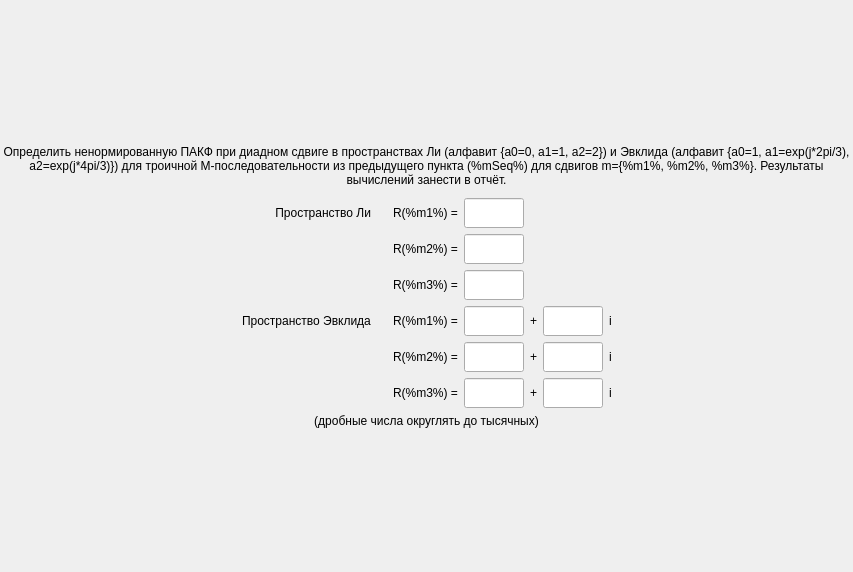
Before: the Qt Designer form task/screentask6.ui in bukhmastov/kpsp, drawn with Qt 5.
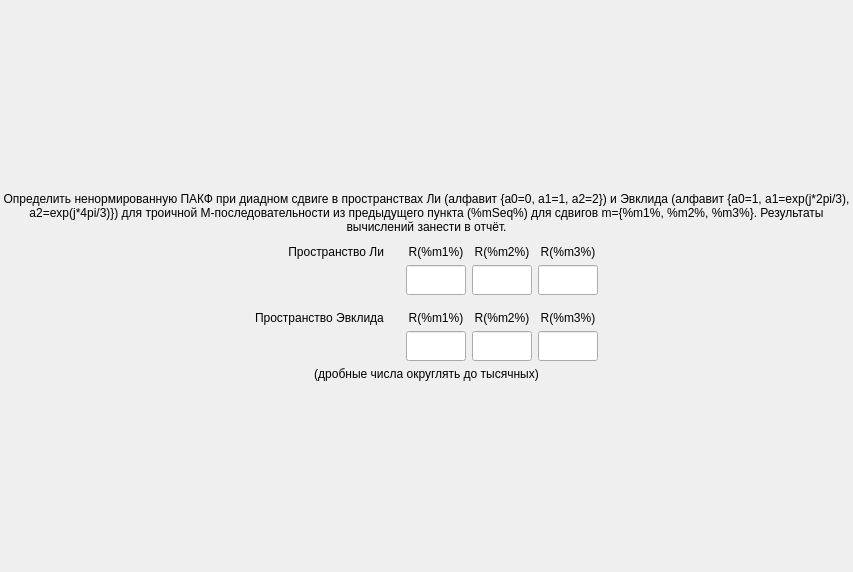
After: the same form once the commit is applied.

Patch:
```diff
--- a/task/screentask6.ui
+++ b/task/screentask6.ui
@@ -74,77 +74,214 @@
       </spacer>
      </item>
      <item>
-      <layout class="QGridLayout" name="_2">
+      <layout class="QGridLayout" name="_3">
+       <item row="0" column="1">
+        <widget class="QLabel" name="label_7">
+         <property name="styleSheet">
+          <string notr="true">font: 75 14pt &quot;MS Shell Dlg 2&quot;;</string>
+         </property>
+         <property name="text">
+          <string>Пространство Ли</string>
+         </property>
+         <property name="alignment">
+          <set>Qt::AlignRight|Qt::AlignTrailing|Qt::AlignVCenter</set>
+         </property>
+         <property name="wordWrap">
+          <bool>true</bool>
+         </property>
+        </widget>
+       </item>
+       <item row="0" column="3">
+        <widget class="QLabel" name="labelLIm1">
+         <property name="styleSheet">
+          <string notr="true">font: 75 14pt &quot;MS Shell Dlg 2&quot;;</string>
+         </property>
+         <property name="text">
+          <string>R(%m1%)</string>
+         </property>
+         <property name="alignment">
+          <set>Qt::AlignCenter</set>
+         </property>
+         <property name="wordWrap">
+          <bool>true</bool>
+         </property>
+        </widget>
+       </item>
+       <item row="0" column="0">
+        <spacer name="horizontalSpacer_11">
+         <property name="orientation">
+          <enum>Qt::Horizontal</enum>
+         </property>
+         <property name="sizeHint" stdset="0">
+          <size>
+           <width>0</width>
+           <height>0</height>
+          </size>
+         </property>
+        </spacer>
+       </item>
+       <item row="1" column="0">
+        <spacer name="horizontalSpacer_27">
+         <property name="orientation">
+          <enum>Qt::Horizontal</enum>
+         </property>
+         <property name="sizeHint" stdset="0">
+          <size>
+           <width>0</width>
+           <height>0</height>
+          </size>
+         </property>
+        </spacer>
+       </item>
+       <item row="0" column="5">
+        <widget class="QLabel" name="labelLIm3">
+         <property name="styleSheet">
+          <string notr="true">font: 75 14pt &quot;MS Shell Dlg 2&quot;;</string>
+         </property>
+         <property name="text">
+          <string>R(%m3%)</string>
+         </property>
+         <property name="alignment">
+          <set>Qt::AlignCenter</set>
+         </property>
+         <property name="wordWrap">
+          <bool>true</bool>
+         </property>
+        </widget>
+       </item>
+       <item row="1" column="2">
+        <spacer name="horizontalSpacer_28">
+         <property name="orientation">
+          <enum>Qt::Horizontal</enum>
+         </property>
+         <property name="sizeType">
+          <enum>QSizePolicy::Minimum</enum>
+         </property>
+         <property name="sizeHint" stdset="0">
+          <size>
+           <width>16</width>
+           <height>0</height>
+          </size>
+         </property>
+        </spacer>
+       </item>
+       <item row="4" column="2">
+        <spacer name="horizontalSpacer_29">
+         <property name="orientation">
+          <enum>Qt::Horizontal</enum>
+         </property>
+         <property name="sizeType">
+          <enum>QSizePolicy::Minimum</enum>
+         </property>
+         <property name="sizeHint" stdset="0">
+          <size>
+           <width>16</width>
+           <height>0</height>
+          </size>
+         </property>
+        </spacer>
+       </item>
+       <item row="0" column="4">
+        <widget class="QLabel" name="labelLIm2">
+         <property name="styleSheet">
+          <string notr="true">font: 75 14pt &quot;MS Shell Dlg 2&quot;;</string>
+         </property>
+         <property name="text">
+          <string>R(%m2%)</string>
+         </property>
+         <property name="alignment">
+          <set>Qt::AlignCenter</set>
+         </property>
+         <property name="wordWrap">
+          <bool>true</bool>
+         </property>
+        </widget>
+       </item>
+       <item row="0" column="2">
+        <spacer name="horizontalSpacer_30">
+         <property name="orientation">
+          <enum>Qt::Horizontal</enum>
+         </property>
+         <property name="sizeType">
+          <enum>QSizePolicy::Minimum</enum>
+         </property>
+         <property name="sizeHint" stdset="0">
+          <size>
+           <width>16</width>
+           <height>0</height>
+          </size>
+         </property>
+        </spacer>
+       </item>
+       <item row="1" column="6">
+        <spacer name="horizontalSpacer_12">
+         <property name="orientation">
+          <enum>Qt::Horizontal</enum>
+         </property>
+         <property name="sizeHint" stdset="0">
+          <size>
+           <width>0</width>
+           <height>0</height>
+          </size>
+         </property>
+        </spacer>
+       </item>
+       <item row="4" column="6">
+        <spacer name="horizontalSpacer_31">
+         <property name="orientation">
+          <enum>Qt::Horizontal</enum>
+         </property>
+         <property name="sizeHint" stdset="0">
+          <size>
+           <width>0</width>
+           <height>0</height>
+          </size>
+         </property>
+        </spacer>
+       </item>
+       <item row="1" column="5">
+        <widget class="QLineEdit" name="inputLIm3">
+         <property name="sizePolicy">
+          <sizepolicy hsizetype="Fixed" vsizetype="Fixed">
+           <horstretch>0</horstretch>
+           <verstretch>0</verstretch>
+          </sizepolicy>
+         </property>
+         <property name="minimumSize">
+          <size>
+           <width>60</width>
+           <height>30</height>
+          </size>
+         </property>
+         <property name="maximumSize">
+          <size>
+           <width>30</width>
+           <height>30</height>
+          </size>
+         </property>
+         <property name="styleSheet">
+          <string notr="true">font: 12pt &quot;MS Shell Dlg 2&quot;;</string>
+         </property>
+         <property name="alignment">
+          <set>Qt::AlignCenter</set>
+         </property>
+        </widget>
+       </item>
+       <item row="0" column="6">
+        <spacer name="horizontalSpacer_32">
+         <property name="orientation">
+          <enum>Qt::Horizontal</enum>
+         </property>
+         <property name="sizeHint" stdset="0">
+          <size>
+           <width>0</width>
+           <height>0</height>
+          </size>
+         </property>
+        </spacer>
+       </item>
        <item row="1" column="1">
-        <spacer name="horizontalSpacer_26">
-         <property name="orientation">
-          <enum>Qt::Horizontal</enum>
-         </property>
-         <property name="sizeType">
-          <enum>QSizePolicy::Minimum</enum>
-         </property>
-         <property name="sizeHint" stdset="0">
-          <size>
-           <width>0</width>
-           <height>0</height>
-          </size>
-         </property>
-        </spacer>
-       </item>
-       <item row="5" column="3">
-        <widget class="QLabel" name="labelEVm3">
-         <property name="styleSheet">
-          <string notr="true">font: 75 14pt &quot;MS Shell Dlg 2&quot;;</string>
-         </property>
-         <property name="text">
-          <string>R(%m3%) =</string>
-         </property>
-         <property name="alignment">
-          <set>Qt::AlignCenter</set>
-         </property>
-         <property name="wordWrap">
-          <bool>true</bool>
-         </property>
-        </widget>
-       </item>
-       <item row="2" column="1">
-        <spacer name="horizontalSpacer_25">
-         <property name="orientation">
-          <enum>Qt::Horizontal</enum>
-         </property>
-         <property name="sizeType">
-          <enum>QSizePolicy::Minimum</enum>
-         </property>
-         <property name="sizeHint" stdset="0">
-          <size>
-           <width>0</width>
-           <height>0</height>
-          </size>
-         </property>
-        </spacer>
-       </item>
-       <item row="4" column="7">
-        <widget class="QLabel" name="label_3">
-         <property name="styleSheet">
-          <string notr="true">font: 14pt &quot;MS Shell Dlg 2&quot;;</string>
-         </property>
-         <property name="text">
-          <string>i</string>
-         </property>
-        </widget>
-       </item>
-       <item row="4" column="5">
-        <widget class="QLabel" name="label_6">
-         <property name="styleSheet">
-          <string notr="true">font: 14pt &quot;MS Shell Dlg 2&quot;;</string>
-         </property>
-         <property name="text">
-          <string>+</string>
-         </property>
-        </widget>
-       </item>
-       <item row="5" column="1">
-        <spacer name="horizontalSpacer_24">
+        <spacer name="horizontalSpacer_33">
          <property name="orientation">
           <enum>Qt::Horizontal</enum>
          </property>
@@ -187,201 +324,164 @@
          </property>
         </widget>
        </item>
-       <item row="4" column="1">
-        <spacer name="horizontalSpacer_23">
-         <property name="orientation">
-          <enum>Qt::Horizontal</enum>
-         </property>
-         <property name="sizeType">
-          <enum>QSizePolicy::Minimum</enum>
-         </property>
-         <property name="sizeHint" stdset="0">
-          <size>
-           <width>0</width>
-           <height>0</height>
-          </size>
-         </property>
-        </spacer>
-       </item>
-       <item row="5" column="7">
-        <widget class="QLabel" name="label_10">
-         <property name="styleSheet">
-          <string notr="true">font: 14pt &quot;MS Shell Dlg 2&quot;;</string>
-         </property>
-         <property name="text">
-          <string>i</string>
-         </property>
-        </widget>
-       </item>
-       <item row="2" column="8">
-        <spacer name="horizontalSpacer_6">
-         <property name="orientation">
-          <enum>Qt::Horizontal</enum>
-         </property>
-         <property name="sizeHint" stdset="0">
-          <size>
-           <width>0</width>
-           <height>0</height>
-          </size>
-         </property>
-        </spacer>
-       </item>
        <item row="1" column="3">
-        <widget class="QLabel" name="labelLIm2">
+        <widget class="QLineEdit" name="inputLIm1">
+         <property name="sizePolicy">
+          <sizepolicy hsizetype="Fixed" vsizetype="Fixed">
+           <horstretch>0</horstretch>
+           <verstretch>0</verstretch>
+          </sizepolicy>
+         </property>
+         <property name="minimumSize">
+          <size>
+           <width>60</width>
+           <height>30</height>
+          </size>
+         </property>
+         <property name="maximumSize">
+          <size>
+           <width>30</width>
+           <height>30</height>
+          </size>
+         </property>
          <property name="styleSheet">
-          <string notr="true">font: 75 14pt &quot;MS Shell Dlg 2&quot;;</string>
-         </property>
-         <property name="text">
-          <string>R(%m2%) =</string>
+          <string notr="true">font: 12pt &quot;MS Shell Dlg 2&quot;;</string>
          </property>
          <property name="alignment">
           <set>Qt::AlignCenter</set>
          </property>
-         <property name="wordWrap">
-          <bool>true</bool>
-         </property>
         </widget>
        </item>
-       <item row="0" column="8">
-        <spacer name="horizontalSpacer_3">
+       <item row="2" column="5">
+        <spacer name="verticalSpacer_9">
          <property name="orientation">
-          <enum>Qt::Horizontal</enum>
+          <enum>Qt::Vertical</enum>
+         </property>
+         <property name="sizeType">
+          <enum>QSizePolicy::Minimum</enum>
          </property>
          <property name="sizeHint" stdset="0">
           <size>
            <width>0</width>
-           <height>0</height>
+           <height>10</height>
           </size>
          </property>
         </spacer>
        </item>
        <item row="2" column="4">
-        <widget class="QLineEdit" name="inputLIm3">
-         <property name="sizePolicy">
-          <sizepolicy hsizetype="Fixed" vsizetype="Fixed">
-           <horstretch>0</horstretch>
-           <verstretch>0</verstretch>
-          </sizepolicy>
+        <spacer name="verticalSpacer_8">
+         <property name="orientation">
+          <enum>Qt::Vertical</enum>
          </property>
-         <property name="minimumSize">
+         <property name="sizeType">
+          <enum>QSizePolicy::Minimum</enum>
+         </property>
+         <property name="sizeHint" stdset="0">
           <size>
-           <width>60</width>
-           <height>30</height>
+           <width>0</width>
+           <height>10</height>
           </size>
          </property>
-         <property name="maximumSize">
+        </spacer>
+       </item>
+       <item row="2" column="6">
+        <spacer name="verticalSpacer_10">
+         <property name="orientation">
+          <enum>Qt::Vertical</enum>
+         </property>
+         <property name="sizeType">
+          <enum>QSizePolicy::Minimum</enum>
+         </property>
+         <property name="sizeHint" stdset="0">
           <size>
-           <width>30</width>
-           <height>30</height>
+           <width>0</width>
+           <height>10</height>
           </size>
          </property>
+        </spacer>
+       </item>
+       <item row="2" column="3">
+        <spacer name="verticalSpacer_7">
+         <property name="orientation">
+          <enum>Qt::Vertical</enum>
+         </property>
+         <property name="sizeType">
+          <enum>QSizePolicy::Minimum</enum>
+         </property>
+         <property name="sizeHint" stdset="0">
+          <size>
+           <width>0</width>
+           <height>10</height>
+          </size>
+         </property>
+        </spacer>
+       </item>
+       <item row="2" column="2">
+        <spacer name="verticalSpacer_6">
+         <property name="orientation">
+          <enum>Qt::Vertical</enum>
+         </property>
+         <property name="sizeType">
+          <enum>QSizePolicy::Minimum</enum>
+         </property>
+         <property name="sizeHint" stdset="0">
+          <size>
+           <width>0</width>
+           <height>10</height>
+          </size>
+         </property>
+        </spacer>
+       </item>
+       <item row="3" column="3">
+        <widget class="QLabel" name="labelEVm1">
          <property name="styleSheet">
-          <string notr="true">font: 12pt &quot;MS Shell Dlg 2&quot;;</string>
+          <string notr="true">font: 75 14pt &quot;MS Shell Dlg 2&quot;;</string>
+         </property>
+         <property name="text">
+          <string>R(%m1%)</string>
          </property>
          <property name="alignment">
           <set>Qt::AlignCenter</set>
          </property>
-        </widget>
-       </item>
-       <item row="1" column="8">
-        <spacer name="horizontalSpacer_5">
-         <property name="orientation">
-          <enum>Qt::Horizontal</enum>
+         <property name="wordWrap">
+          <bool>true</bool>
          </property>
-         <property name="sizeHint" stdset="0">
-          <size>
-           <width>0</width>
-           <height>0</height>
-          </size>
-         </property>
-        </spacer>
-       </item>
-       <item row="4" column="2">
-        <spacer name="horizontalSpacer_21">
-         <property name="orientation">
-          <enum>Qt::Horizontal</enum>
-         </property>
-         <property name="sizeType">
-          <enum>QSizePolicy::Minimum</enum>
-         </property>
-         <property name="sizeHint" stdset="0">
-          <size>
-           <width>16</width>
-           <height>0</height>
-          </size>
-         </property>
-        </spacer>
-       </item>
-       <item row="5" column="5">
-        <widget class="QLabel" name="label_12">
-         <property name="styleSheet">
-          <string notr="true">font: 14pt &quot;MS Shell Dlg 2&quot;;</string>
-         </property>
-         <property name="text">
-          <string>+</string>
-         </property>
         </widget>
        </item>
-       <item row="5" column="2">
-        <spacer name="horizontalSpacer_22">
+       <item row="2" column="1">
+        <spacer name="verticalSpacer_4">
          <property name="orientation">
-          <enum>Qt::Horizontal</enum>
+          <enum>Qt::Vertical</enum>
          </property>
          <property name="sizeType">
           <enum>QSizePolicy::Minimum</enum>
          </property>
          <property name="sizeHint" stdset="0">
           <size>
-           <width>16</width>
-           <height>0</height>
-          </size>
-         </property>
-        </spacer>
-       </item>
-       <item row="0" column="2">
-        <spacer name="horizontalSpacer_17">
-         <property name="orientation">
-          <enum>Qt::Horizontal</enum>
-         </property>
-         <property name="sizeType">
-          <enum>QSizePolicy::Minimum</enum>
-         </property>
-         <property name="sizeHint" stdset="0">
-          <size>
-           <width>16</width>
-           <height>0</height>
-          </size>
-         </property>
-        </spacer>
-       </item>
-       <item row="5" column="0">
-        <spacer name="horizontalSpacer_14">
-         <property name="orientation">
-          <enum>Qt::Horizontal</enum>
-         </property>
-         <property name="sizeHint" stdset="0">
-          <size>
            <width>0</width>
-           <height>0</height>
-          </size>
-         </property>
-        </spacer>
-       </item>
-       <item row="4" column="0">
-        <spacer name="horizontalSpacer_13">
-         <property name="orientation">
-          <enum>Qt::Horizontal</enum>
-         </property>
-         <property name="sizeHint" stdset="0">
-          <size>
-           <width>0</width>
-           <height>0</height>
+           <height>10</height>
           </size>
          </property>
         </spacer>
        </item>
        <item row="2" column="0">
-        <spacer name="horizontalSpacer_16">
+        <spacer name="verticalSpacer_5">
+         <property name="orientation">
+          <enum>Qt::Vertical</enum>
+         </property>
+         <property name="sizeType">
+          <enum>QSizePolicy::Minimum</enum>
+         </property>
+         <property name="sizeHint" stdset="0">
+          <size>
+           <width>0</width>
+           <height>10</height>
+          </size>
+         </property>
+        </spacer>
+       </item>
+       <item row="3" column="0">
+        <spacer name="horizontalSpacer_34">
          <property name="orientation">
           <enum>Qt::Horizontal</enum>
          </property>
@@ -394,7 +494,7 @@
         </spacer>
        </item>
        <item row="3" column="1">
-        <widget class="QLabel" name="label_8">
+        <widget class="QLabel" name="label_9">
          <property name="styleSheet">
           <string notr="true">font: 75 14pt &quot;MS Shell Dlg 2&quot;;</string>
          </property>
@@ -406,66 +506,21 @@
          </property>
         </widget>
        </item>
-       <item row="4" column="4">
-        <widget class="QLineEdit" name="inputEVm2Re">
-         <property name="sizePolicy">
-          <sizepolicy hsizetype="Fixed" vsizetype="Fixed">
-           <horstretch>0</horstretch>
-           <verstretch>0</verstretch>
-          </sizepolicy>
+       <item row="4" column="0">
+        <spacer name="horizontalSpacer_35">
+         <property name="orientation">
+          <enum>Qt::Horizontal</enum>
          </property>
-         <property name="minimumSize">
+         <property name="sizeHint" stdset="0">
           <size>
-           <width>60</width>
-           <height>30</height>
+           <width>0</width>
+           <height>0</height>
           </size>
          </property>
-         <property name="maximumSize">
-          <size>
-           <width>30</width>
-           <height>30</height>
-          </size>
-         </property>
-         <property name="font">
-          <font>
-           <pointsize>12</pointsize>
-          </font>
-         </property>
-         <property name="alignment">
-          <set>Qt::AlignCenter</set>
-         </property>
-        </widget>
+        </spacer>
        </item>
-       <item row="4" column="6">
-        <widget class="QLineEdit" name="inputEVm2Im">
-         <property name="sizePolicy">
-          <sizepolicy hsizetype="Fixed" vsizetype="Fixed">
-           <horstretch>0</horstretch>
-           <verstretch>0</verstretch>
-          </sizepolicy>
-         </property>
-         <property name="minimumSize">
-          <size>
-           <width>60</width>
-           <height>30</height>
-          </size>
-         </property>
-         <property name="maximumSize">
-          <size>
-           <width>30</width>
-           <height>30</height>
-          </size>
-         </property>
-         <property name="styleSheet">
-          <string notr="true">font: 12pt &quot;MS Shell Dlg 2&quot;;</string>
-         </property>
-         <property name="alignment">
-          <set>Qt::AlignCenter</set>
-         </property>
-        </widget>
-       </item>
-       <item row="2" column="2">
-        <spacer name="horizontalSpacer_19">
+       <item row="4" column="1">
+        <spacer name="horizontalSpacer_36">
          <property name="orientation">
           <enum>Qt::Horizontal</enum>
          </property>
@@ -474,14 +529,42 @@
          </property>
          <property name="sizeHint" stdset="0">
           <size>
-           <width>16</width>
+           <width>0</width>
            <height>0</height>
           </size>
          </property>
         </spacer>
        </item>
+       <item row="4" column="3">
+        <widget class="QLineEdit" name="inputEVm1">
+         <property name="sizePolicy">
+          <sizepolicy hsizetype="Fixed" vsizetype="Fixed">
+           <horstretch>0</horstretch>
+           <verstretch>0</verstretch>
+          </sizepolicy>
+         </property>
+         <property name="minimumSize">
+          <size>
+           <width>60</width>
+           <height>30</height>
+          </size>
+         </property>
+         <property name="maximumSize">
+          <size>
+           <width>30</width>
+           <height>30</height>
+          </size>
+         </property>
+         <property name="styleSheet">
+          <string notr="true">font: 12pt &quot;MS Shell Dlg 2&quot;;</string>
+         </property>
+         <property name="alignment">
+          <set>Qt::AlignCenter</set>
+         </property>
+        </widget>
+       </item>
        <item row="3" column="2">
-        <spacer name="horizontalSpacer_20">
+        <spacer name="horizontalSpacer_37">
          <property name="orientation">
           <enum>Qt::Horizontal</enum>
          </property>
@@ -496,335 +579,13 @@
          </property>
         </spacer>
        </item>
-       <item row="1" column="0">
-        <spacer name="horizontalSpacer_15">
-         <property name="orientation">
-          <enum>Qt::Horizontal</enum>
-         </property>
-         <property name="sizeHint" stdset="0">
-          <size>
-           <width>0</width>
-           <height>0</height>
-          </size>
-         </property>
-        </spacer>
-       </item>
-       <item row="2" column="3">
-        <widget class="QLabel" name="labelLIm3">
-         <property name="styleSheet">
-          <string notr="true">font: 75 14pt &quot;MS Shell Dlg 2&quot;;</string>
-         </property>
-         <property name="text">
-          <string>R(%m3%) =</string>
-         </property>
-         <property name="alignment">
-          <set>Qt::AlignCenter</set>
-         </property>
-         <property name="wordWrap">
-          <bool>true</bool>
-         </property>
-        </widget>
-       </item>
-       <item row="3" column="3">
-        <widget class="QLabel" name="labelEVm1">
-         <property name="styleSheet">
-          <string notr="true">font: 75 14pt &quot;MS Shell Dlg 2&quot;;</string>
-         </property>
-         <property name="text">
-          <string>R(%m1%) =</string>
-         </property>
-         <property name="alignment">
-          <set>Qt::AlignCenter</set>
-         </property>
-         <property name="wordWrap">
-          <bool>true</bool>
-         </property>
-        </widget>
-       </item>
-       <item row="3" column="8">
-        <spacer name="horizontalSpacer_7">
-         <property name="orientation">
-          <enum>Qt::Horizontal</enum>
-         </property>
-         <property name="sizeHint" stdset="0">
-          <size>
-           <width>0</width>
-           <height>0</height>
-          </size>
-         </property>
-        </spacer>
-       </item>
-       <item row="4" column="8">
-        <spacer name="horizontalSpacer_9">
-         <property name="orientation">
-          <enum>Qt::Horizontal</enum>
-         </property>
-         <property name="sizeHint" stdset="0">
-          <size>
-           <width>0</width>
-           <height>0</height>
-          </size>
-         </property>
-        </spacer>
-       </item>
-       <item row="5" column="8">
-        <spacer name="horizontalSpacer_10">
-         <property name="orientation">
-          <enum>Qt::Horizontal</enum>
-         </property>
-         <property name="sizeHint" stdset="0">
-          <size>
-           <width>0</width>
-           <height>0</height>
-          </size>
-         </property>
-        </spacer>
-       </item>
-       <item row="1" column="2">
-        <spacer name="horizontalSpacer_18">
-         <property name="orientation">
-          <enum>Qt::Horizontal</enum>
-         </property>
-         <property name="sizeType">
-          <enum>QSizePolicy::Minimum</enum>
-         </property>
-         <property name="sizeHint" stdset="0">
-          <size>
-           <width>16</width>
-           <height>0</height>
-          </size>
-         </property>
-        </spacer>
-       </item>
-       <item row="5" column="6">
-        <widget class="QLineEdit" name="inputEVm3Im">
-         <property name="sizePolicy">
-          <sizepolicy hsizetype="Fixed" vsizetype="Fixed">
-           <horstretch>0</horstretch>
-           <verstretch>0</verstretch>
-          </sizepolicy>
-         </property>
-         <property name="minimumSize">
-          <size>
-           <width>60</width>
-           <height>30</height>
-          </size>
-         </property>
-         <property name="maximumSize">
-          <size>
-           <width>30</width>
-           <height>30</height>
-          </size>
-         </property>
-         <property name="styleSheet">
-          <string notr="true">font: 12pt &quot;MS Shell Dlg 2&quot;;</string>
-         </property>
-         <property name="alignment">
-          <set>Qt::AlignCenter</set>
-         </property>
-        </widget>
-       </item>
-       <item row="3" column="6">
-        <widget class="QLineEdit" name="inputEVm1Im">
-         <property name="sizePolicy">
-          <sizepolicy hsizetype="Fixed" vsizetype="Fixed">
-           <horstretch>0</horstretch>
-           <verstretch>0</verstretch>
-          </sizepolicy>
-         </property>
-         <property name="minimumSize">
-          <size>
-           <width>60</width>
-           <height>30</height>
-          </size>
-         </property>
-         <property name="maximumSize">
-          <size>
-           <width>30</width>
-           <height>30</height>
-          </size>
-         </property>
-         <property name="font">
-          <font>
-           <pointsize>12</pointsize>
-          </font>
-         </property>
-         <property name="alignment">
-          <set>Qt::AlignCenter</set>
-         </property>
-        </widget>
-       </item>
-       <item row="0" column="1">
-        <widget class="QLabel" name="label_4">
-         <property name="styleSheet">
-          <string notr="true">font: 75 14pt &quot;MS Shell Dlg 2&quot;;</string>
-         </property>
-         <property name="text">
-          <string>Пространство Ли</string>
-         </property>
-         <property name="alignment">
-          <set>Qt::AlignRight|Qt::AlignTrailing|Qt::AlignVCenter</set>
-         </property>
-         <property name="wordWrap">
-          <bool>true</bool>
-         </property>
-        </widget>
-       </item>
-       <item row="3" column="0">
-        <spacer name="horizontalSpacer_8">
-         <property name="orientation">
-          <enum>Qt::Horizontal</enum>
-         </property>
-         <property name="sizeHint" stdset="0">
-          <size>
-           <width>0</width>
-           <height>0</height>
-          </size>
-         </property>
-        </spacer>
-       </item>
-       <item row="5" column="4">
-        <widget class="QLineEdit" name="inputEVm3Re">
-         <property name="sizePolicy">
-          <sizepolicy hsizetype="Fixed" vsizetype="Fixed">
-           <horstretch>0</horstretch>
-           <verstretch>0</verstretch>
-          </sizepolicy>
-         </property>
-         <property name="minimumSize">
-          <size>
-           <width>60</width>
-           <height>30</height>
-          </size>
-         </property>
-         <property name="maximumSize">
-          <size>
-           <width>30</width>
-           <height>30</height>
-          </size>
-         </property>
-         <property name="font">
-          <font>
-           <pointsize>12</pointsize>
-          </font>
-         </property>
-         <property name="alignment">
-          <set>Qt::AlignCenter</set>
-         </property>
-        </widget>
-       </item>
-       <item row="0" column="3">
-        <widget class="QLabel" name="labelLIm1">
-         <property name="styleSheet">
-          <string notr="true">font: 75 14pt &quot;MS Shell Dlg 2&quot;;</string>
-         </property>
-         <property name="text">
-          <string>R(%m1%) =</string>
-         </property>
-         <property name="alignment">
-          <set>Qt::AlignCenter</set>
-         </property>
-         <property name="wordWrap">
-          <bool>true</bool>
-         </property>
-        </widget>
-       </item>
        <item row="3" column="4">
-        <widget class="QLineEdit" name="inputEVm1Re">
-         <property name="sizePolicy">
-          <sizepolicy hsizetype="Fixed" vsizetype="Fixed">
-           <horstretch>0</horstretch>
-           <verstretch>0</verstretch>
-          </sizepolicy>
-         </property>
-         <property name="minimumSize">
-          <size>
-           <width>60</width>
-           <height>30</height>
-          </size>
-         </property>
-         <property name="maximumSize">
-          <size>
-           <width>30</width>
-           <height>30</height>
-          </size>
-         </property>
-         <property name="styleSheet">
-          <string notr="true">font: 12pt &quot;MS Shell Dlg 2&quot;;</string>
-         </property>
-         <property name="alignment">
-          <set>Qt::AlignCenter</set>
-         </property>
-        </widget>
-       </item>
-       <item row="3" column="5">
-        <widget class="QLabel" name="label">
-         <property name="styleSheet">
-          <string notr="true">font: 14pt &quot;MS Shell Dlg 2&quot;;</string>
-         </property>
-         <property name="text">
-          <string>+</string>
-         </property>
-        </widget>
-       </item>
-       <item row="0" column="0">
-        <spacer name="horizontalSpacer_4">
-         <property name="orientation">
-          <enum>Qt::Horizontal</enum>
-         </property>
-         <property name="sizeHint" stdset="0">
-          <size>
-           <width>0</width>
-           <height>0</height>
-          </size>
-         </property>
-        </spacer>
-       </item>
-       <item row="0" column="4">
-        <widget class="QLineEdit" name="inputLIm1">
-         <property name="sizePolicy">
-          <sizepolicy hsizetype="Fixed" vsizetype="Fixed">
-           <horstretch>0</horstretch>
-           <verstretch>0</verstretch>
-          </sizepolicy>
-         </property>
-         <property name="minimumSize">
-          <size>
-           <width>60</width>
-           <height>30</height>
-          </size>
-         </property>
-         <property name="maximumSize">
-          <size>
-           <width>30</width>
-           <height>30</height>
-          </size>
-         </property>
-         <property name="styleSheet">
-          <string notr="true">font: 12pt &quot;MS Shell Dlg 2&quot;;</string>
-         </property>
-         <property name="alignment">
-          <set>Qt::AlignCenter</set>
-         </property>
-        </widget>
-       </item>
-       <item row="3" column="7">
-        <widget class="QLabel" name="label_2">
-         <property name="styleSheet">
-          <string notr="true">font: 14pt &quot;MS Shell Dlg 2&quot;;</string>
-         </property>
-         <property name="text">
-          <string>i</string>
-         </property>
-        </widget>
-       </item>
-       <item row="4" column="3">
         <widget class="QLabel" name="labelEVm2">
          <property name="styleSheet">
           <string notr="true">font: 75 14pt &quot;MS Shell Dlg 2&quot;;</string>
          </property>
          <property name="text">
-          <string>R(%m2%) =</string>
+          <string>R(%m2%)</string>
          </property>
          <property name="alignment">
           <set>Qt::AlignCenter</set>
@@ -834,6 +595,95 @@
          </property>
         </widget>
        </item>
+       <item row="3" column="5">
+        <widget class="QLabel" name="labelEVm3">
+         <property name="styleSheet">
+          <string notr="true">font: 75 14pt &quot;MS Shell Dlg 2&quot;;</string>
+         </property>
+         <property name="text">
+          <string>R(%m3%)</string>
+         </property>
+         <property name="alignment">
+          <set>Qt::AlignCenter</set>
+         </property>
+         <property name="wordWrap">
+          <bool>true</bool>
+         </property>
+        </widget>
+       </item>
+       <item row="3" column="6">
+        <spacer name="horizontalSpacer_38">
+         <property name="orientation">
+          <enum>Qt::Horizontal</enum>
+         </property>
+         <property name="sizeHint" stdset="0">
+          <size>
+           <width>0</width>
+           <height>0</height>
+          </size>
+         </property>
+        </spacer>
+       </item>
+       <item row="4" column="4">
+        <widget class="QLineEdit" name="inputEVm2">
+         <property name="sizePolicy">
+          <sizepolicy hsizetype="Fixed" vsizetype="Fixed">
+           <horstretch>0</horstretch>
+           <verstretch>0</verstretch>
+          </sizepolicy>
+         </property>
+         <property name="minimumSize">
+          <size>
+           <width>60</width>
+           <height>30</height>
+          </size>
+         </property>
+         <property name="maximumSize">
+          <size>
+           <width>30</width>
+           <height>30</height>
+          </size>
+         </property>
+         <property name="font">
+          <font>
+           <pointsize>12</pointsize>
+          </font>
+         </property>
+         <property name="alignment">
+          <set>Qt::AlignCenter</set>
+         </property>
+        </widget>
+       </item>
+       <item row="4" column="5">
+        <widget class="QLineEdit" name="inputEVm3">
+         <property name="sizePolicy">
+          <sizepolicy hsizetype="Fixed" vsizetype="Fixed">
+           <horstretch>0</horstretch>
+           <verstretch>0</verstretch>
+          </sizepolicy>
+         </property>
+         <property name="minimumSize">
+          <size>
+           <width>60</width>
+           <height>30</height>
+          </size>
+         </property>
+         <property name="maximumSize">
+          <size>
+           <width>30</width>
+           <height>30</height>
+          </size>
+         </property>
+         <property name="font">
+          <font>
+           <pointsize>12</pointsize>
+          </font>
+         </property>
+         <property name="alignment">
+          <set>Qt::AlignCenter</set>
+         </property>
+        </widget>
+       </item>
       </layout>
      </item>
      <item>
```
Left out of the diff: 8 changed lines with no effect on the pictures.
